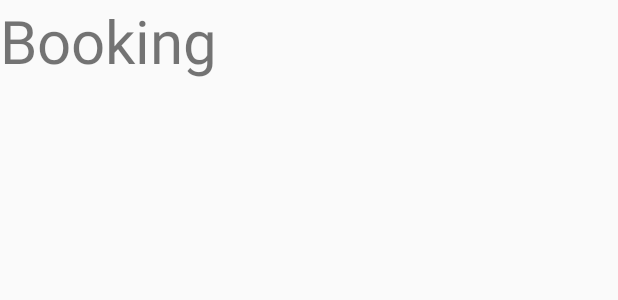
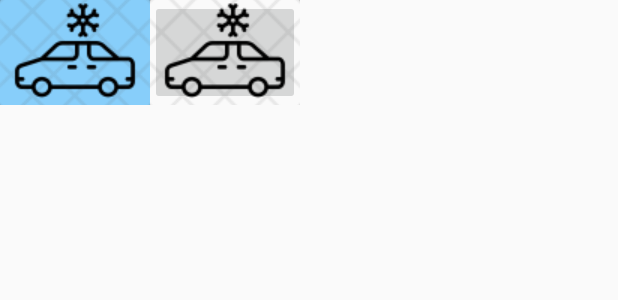
Before and after one commit to yash19970/smartCarParkingIoT, an Android app: the layout booking.xml on its own in the app's theme, with its tools: preview values and no code run, on a phone screen of 412 x 824 dp. Shown: the top 300 px of the screen. Run offline under Robolectric (Android 15) with nearby library versions, the light colour scheme and no system bars.

Commit message:
Added sign up, Booking view

```diff
--- a/Carpark/app/src/main/java/com/example/divyang/carpark/NavMain.java
+++ b/Carpark/app/src/main/java/com/example/divyang/carpark/NavMain.java
@@ -56,7 +56,7 @@ public class NavMain extends AppCompatActivity implements FragmentDrawer.Fragmen
             case 2:
                 Bundle bundle3 = new Bundle();
                 fragment = new bookingHistory();
-                title = "booking";
+                title = "booking_history";
                 break;
 
             case 3:
--- a/Carpark/app/src/main/java/com/example/divyang/carpark/bookingHistory.java
+++ b/Carpark/app/src/main/java/com/example/divyang/carpark/bookingHistory.java
@@ -15,7 +15,7 @@ public class bookingHistory extends Fragment {
     @Override
     public View onCreateView(LayoutInflater inflater, ViewGroup container,
                              Bundle savedInstanceState) {
-        view = inflater.inflate(R.layout.booking, container, false);
+        view = inflater.inflate(R.layout.booking_history, container, false);
 
 return view;
     }
--- a/Carpark/app/src/main/res/layout/booking.xml
+++ b/Carpark/app/src/main/res/layout/booking.xml
@@ -1,12 +1,25 @@
 <?xml version="1.0" encoding="utf-8"?>
-<android.support.constraint.ConstraintLayout
-    xmlns:android="http://schemas.android.com/apk/res/android" android:layout_width="match_parent"
+<GridLayout
+    xmlns:android="http://schemas.android.com/apk/res/android"
+    xmlns:app="http://schemas.android.com/apk/res-auto"
+    android:layout_width="match_parent"
     android:layout_height="match_parent">
-    <TextView
-        android:layout_width="match_parent"
-        android:layout_height="match_parent"
-        android:text="Booking"
-        android:textSize="40dp"
+
+
+    <ImageButton
+        android:id="@+id/imageButton"
+        android:layout_width="100dp"
+        android:layout_height="70dp"
+        android:background="#87CEFA"
+        android:src="@drawable/car2"
+
         />
 
-</android.support.constraint.ConstraintLayout>
+    <ImageButton
+        android:id="@+id/imageButton2"
+        android:layout_width="100dp"
+        android:layout_height="70dp"
+        android:layout_column="1"
+        android:layout_row="0"
+        app:srcCompat="@drawable/car2" />
+</GridLayout>
--- a/Carpark/app/src/main/res/values/colors.xml
+++ b/Carpark/app/src/main/res/values/colors.xml
@@ -3,4 +3,5 @@
     <color name="colorPrimary">#3F51B5</color>
     <color name="colorPrimaryDark">#303F9F</color>
     <color name="colorAccent">#FF4081</color>
+    <color name="click">#87CEFA</color>
 </resources>
```
Also changed, not shown: Carpark/app/src/main/java/com/example/divyang/carpark/Booking.java (added, +37 -0 lines), Carpark/app/src/main/java/com/example/divyang/carpark/SignUp.java (added, +8 -0 lines), Carpark/app/src/main/res/layout/booking_history.xml (added, +12 -0 lines), Carpark/app/src/main/res/layout/sign_up.xml (added, +50 -0 lines), Carpark/app/src/main/res/drawable/car.png (added), Carpark/app/src/main/res/drawable/car1.png (added), Carpark/app/src/main/res/drawable/car2.png (added), 1 other file.
